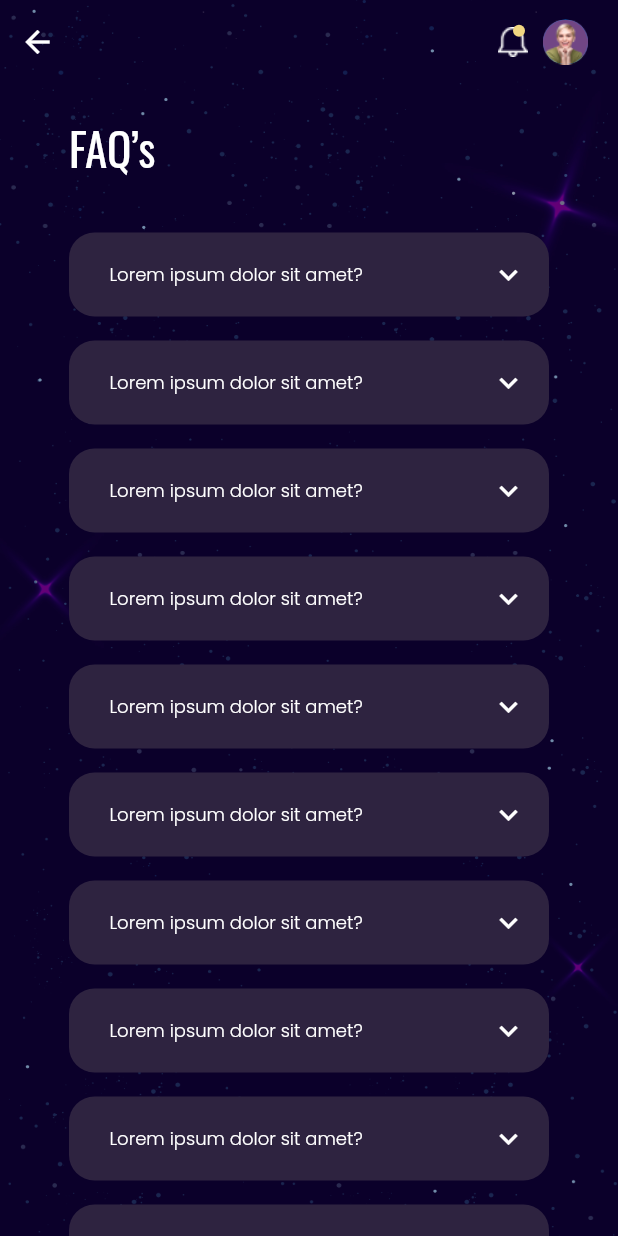
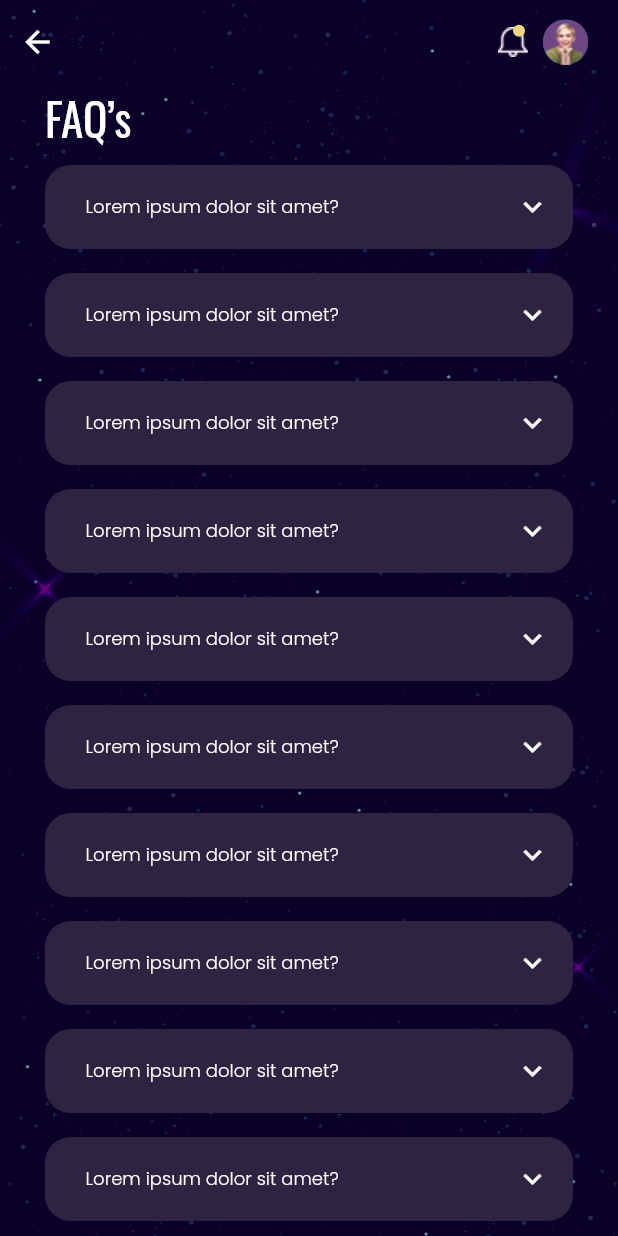
Before and after one commit to SparkoSol/be_ready_app, a Flutter app: the FAQPage screen opened directly, on a phone screen of 412 x 824 dp. Run offline on Flutter 3.47's test engine with Material 2 defaults, Android fonts, the phone set to English and light mode, and no system bars; our stand-ins replace google_fonts, image_picker.

Commit message:
Adjustment of pages

```diff
--- a/lib/src/components/home/drawer_actions/faq_page.dart
+++ b/lib/src/components/home/drawer_actions/faq_page.dart
@@ -24,16 +24,28 @@ class _FAQPageState extends State<FAQPage> {
       body: BackgroundImageWidget(
         child: Padding(
           padding: EdgeInsets.only(
-            left: 46,
-            right: 46,
             top: padding.top + 56,
           ),
           child: SingleChildScrollView(
+            padding: EdgeInsets.only(
+              left: 30,
+              right: 30,
+             // left: 46,
+             //  right: 46,
+              // top: padding.top + 56,
+            ),
             physics: const BouncingScrollPhysics(),
             child: Column(
               crossAxisAlignment: CrossAxisAlignment.start,
               children: [
-                const DrawerActionTitleWidget(title: 'FAQ’s'),
+                Text(
+                  'FAQ’s',
+                  style: const TextStyle(
+                    fontSize: 30,
+                    color: Colors.white,
+                  ),
+                ),SizedBox(height: 10,),
+                // const DrawerActionTitleWidget(title: 'FAQ’s'),
                 for (int i = 0; i < _isExpanded.length; i++) ...[
                   GestureDetector(
                     onTap: () {
--- a/lib/src/components/main_menu/daily_check_in_page.dart
+++ b/lib/src/components/main_menu/daily_check_in_page.dart
@@ -27,8 +27,10 @@ class _DailyCheckInPageState extends State<DailyCheckInPage> {
       body: BackgroundImageWidget(
         child: Padding(
           padding: EdgeInsets.only(
-            left: 58,
-            right: 58,
+            // left: 58,
+            // right: 58,
+            left: 30,
+            right: 30,
             bottom: 20,
             top: MediaQuery.of(context).viewPadding.top + 56,
           ),
```
Also changed, not shown: lib/src/components/home/drawer_actions/terms_and_conditions_page.dart (+6 -2 lines).
